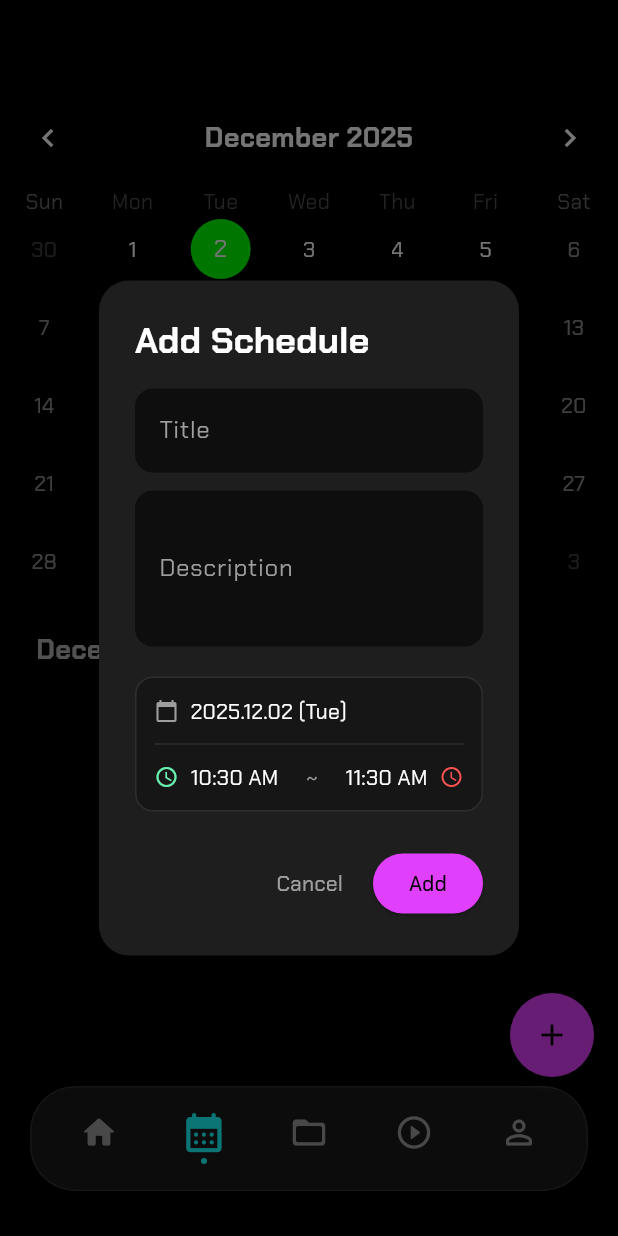
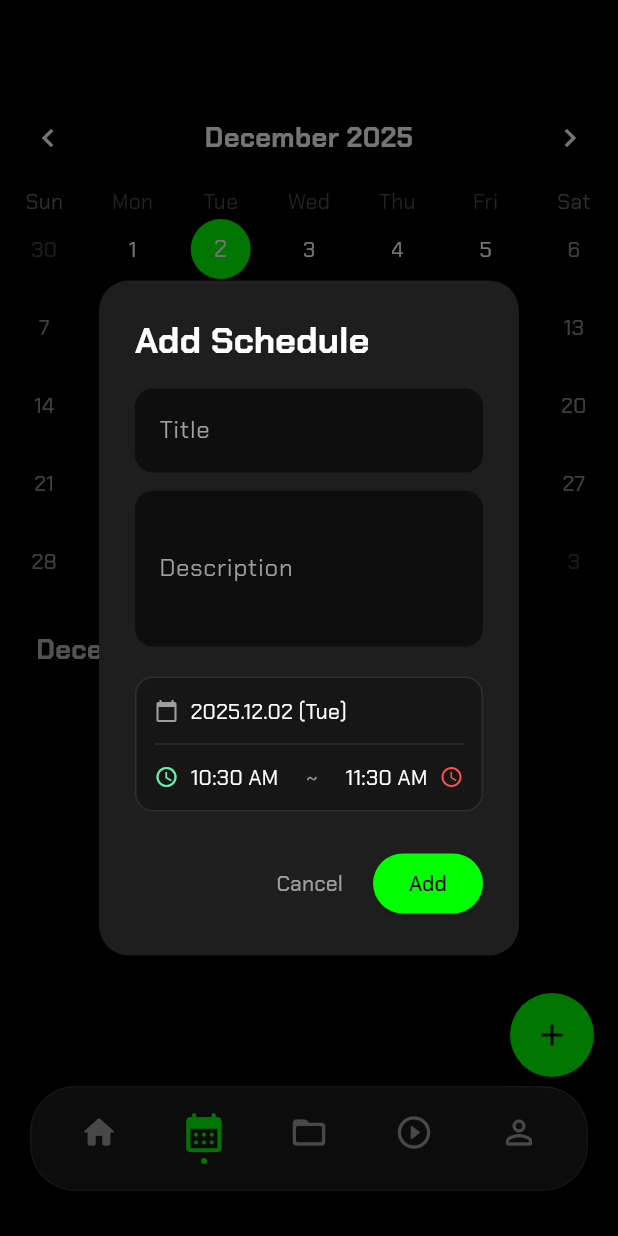
Before and after one commit to joshuakod123/kraft_app, a Flutter app: the CurriculumListScreen screen opened by its route, after a tap on the "add" icon, on a phone screen of 412 x 824 dp. Run offline on Flutter 3.47's test engine with Material 3 defaults, Android fonts, the phone set to English and light mode, and no system bars; drawn by our look-alikes of flutter_animate, table_calendar; our stand-ins replace flutter_riverpod, glass_kit, go_router, google_fonts, just_audio, qr_flutter and 1 more; missing offline and left inert: mobile_scanner; accounts and stored records are empty; statements that could not run were skipped.

Commit message:
adding functions

```diff
--- a/lib/common/layout/main_shell.dart
+++ b/lib/common/layout/main_shell.dart
@@ -1,15 +1,17 @@
 import 'package:flutter/material.dart';
+import 'package:flutter_riverpod/flutter_riverpod.dart';
 import 'package:go_router/go_router.dart';
 import 'package:flutter_animate/flutter_animate.dart';
 import 'dart:ui'; // Glass effect
+import '../../core/state/global_providers.dart'; // [필수] 부서 색상을 위해 import
 
-class MainShell extends StatelessWidget {
+class MainShell extends ConsumerWidget {
   final Widget child;
 
   const MainShell({super.key, required this.child});
 
   @override
-  Widget build(BuildContext context) {
+  Widget build(BuildContext context, WidgetRef ref) {
     // 현재 활성화된 탭 인덱스 계산
     final String location = GoRouterState.of(context).uri.toString();
     int currentIndex = 0;
@@ -54,8 +56,8 @@ class MainShell extends StatelessWidget {
                     mainAxisAlignment: MainAxisAlignment.spaceEvenly,
                     children: [
                       _NavBarIcon(icon: Icons.home_rounded, index: 0, currentIndex: currentIndex, path: '/home'),
-                      _NavBarIcon(icon: Icons.calendar_month_rounded, index: 1, currentIndex: currentIndex, path: '/upcoming'), // Upcoming (Curriculum)
-                      _NavBarIcon(icon: Icons.folder_open_rounded, index: 2, currentIndex: currentIndex, path: '/archive'), // Archive (My Files)
+                      _NavBarIcon(icon: Icons.calendar_month_rounded, index: 1, currentIndex: currentIndex, path: '/upcoming'),
+                      _NavBarIcon(icon: Icons.folder_open_rounded, index: 2, currentIndex: currentIndex, path: '/archive'),
                       _NavBarIcon(icon: Icons.play_circle_outline_rounded, index: 3, currentIndex: currentIndex, path: '/stream'),
                       _NavBarIcon(icon: Icons.person_outline_rounded, index: 4, currentIndex: currentIndex, path: '/profile'),
                     ],
@@ -70,7 +72,7 @@ class MainShell extends StatelessWidget {
   }
 }
 
-class _NavBarIcon extends StatelessWidget {
+class _NavBarIcon extends ConsumerWidget {
   final IconData icon;
   final int index;
   final int currentIndex;
@@ -84,9 +86,14 @@ class _NavBarIcon extends StatelessWidget {
   });
 
   @override
-  Widget build(BuildContext context) {
+  Widget build(BuildContext context, WidgetRef ref) {
+    // [수정] 현재 부서 색상 가져오기
+    final dept = ref.watch(currentDeptProvider);
+    final themeColor = dept.color;
+
     final isSelected = index == currentIndex;
-    final color = isSelected ? Colors.cyanAccent : Colors.grey;
+    // [수정] 선택된 경우 부서 색상 사용
+    final color = isSelected ? themeColor : Colors.grey;
 
     return GestureDetector(
       onTap: () => context.go(path),
@@ -108,7 +115,8 @@ class _NavBarIcon extends StatelessWidget {
               height: 4,
               decoration: BoxDecoration(
                 shape: BoxShape.circle,
-                color: isSelected ? Colors.cyanAccent : Colors.transparent,
+                // [수정] 인디케이터 색상도 부서 색상으로
+                color: isSelected ? themeColor : Colors.transparent,
               ),
             ).animate(target: isSelected ? 1 : 0).scale(),
           ],
--- a/lib/core/router/app_router.dart
+++ b/lib/core/router/app_router.dart
@@ -64,6 +64,7 @@ final routerProvider = Provider<GoRouter>((ref) {
         ),
       ),
 
+
       GoRoute(path: '/onboarding', builder: (context, state) => const OnboardingScreen()),
       GoRoute(path: '/qr_create', builder: (context, state) => const QrCreateScreen()),
       GoRoute(path: '/attendance_scan', builder: (context, state) => const AttendanceScanScreen()),
--- a/lib/features/curriculum/curriculum_list_screen.dart
+++ b/lib/features/curriculum/curriculum_list_screen.dart
@@ -30,8 +30,8 @@ class _CurriculumListScreenState extends ConsumerState<CurriculumListScreen> {
     return allEvents.where((event) => isSameDay(event.date, day)).toList();
   }
 
-  // [상세 보기 팝업]
-  void _showDetailDialog(CalendarEvent event) {
+  // [기능] 상세 보기 팝업 (삭제 기능 포함)
+  void _showDetailDialog(CalendarEvent event, bool isManager) {
     showDialog(
       context: context,
       builder: (context) => Dialog(
@@ -41,6 +41,7 @@ class _CurriculumListScreenState extends ConsumerState<CurriculumListScreen> {
           width: double.infinity,
           borderRadius: BorderRadius.circular(20),
           borderWidth: 1.0,
+          // 테두리 색상: 공식이면 Cyan, 개인이면 Purple (구분을 위해 유지하되, 부서색 고려 가능)
           borderColor: event.isOfficial ? Colors.cyanAccent.withValues(alpha: 0.5) : Colors.purpleAccent.withValues(alpha: 0.5),
           padding: const EdgeInsets.all(24),
           child: Column(
@@ -60,9 +61,43 @@ class _CurriculumListScreenState extends ConsumerState<CurriculumListScreen> {
                       style: const TextStyle(color: Colors.black, fontWeight: FontWeight.bold, fontSize: 12),
                     ),
                   ),
-                  IconButton(
-                    icon: const Icon(Icons.close, color: Colors.white70),
-                    onPressed: () => Navigator.pop(context),
+                  Row(
+                    children: [
+                      // [삭제 버튼] 개인 일정이거나, 매니저인 경우 표시
+                      if (!event.isOfficial || isManager)
+                        IconButton(
+                          icon: const Icon(Icons.delete_outline, color: Colors.redAccent),
+                          onPressed: () async {
+                            final confirm = await showDialog<bool>(
+                              context: context,
+                              builder: (ctx) => AlertDialog(
+                                backgroundColor: const Color(0xFF1E1E1E),
+                                title: const Text("Delete Schedule", style: TextStyle(color: Colors.white)),
+                                content: const Text("Are you sure?", style: TextStyle(color: Colors.grey)),
+                                actions: [
+                                  TextButton(onPressed: () => Navigator.pop(ctx, false), child: const Text("Cancel")),
+                                  TextButton(onPressed: () => Navigator.pop(ctx, true), child: const Text("Delete", style: TextStyle(color: Colors.red))),
+                                ],
+                              ),
+                            );
+
+                            if (confirm == true) {
+                              if (event.isOfficial) {
+                                await SupabaseRepository().deleteCurriculum(event.id);
+                              } else {
+                                await SupabaseRepository().deletePersonalSchedule(event.id);
+                              }
+                              // 목록 갱신
+                              ref.invalidate(calendarEventsProvider);
+                              if (mounted) Navigator.pop(context);
+                            }
+                          },
+                        ),
+                      IconButton(
+                        icon: const Icon(Icons.close, color: Colors.white70),
+                        onPressed: () => Navigator.pop(context),
+                      ),
+                    ],
                   )
                 ],
               ),
@@ -97,8 +132,8 @@ class _CurriculumListScreenState extends ConsumerState<CurriculumListScreen> {
     );
   }
 
-  // [일정 추가 팝업 - 시간 설정 포함]
-  void _showAddEventDialog(bool isManager, int teamId) {
+  // [일정 추가 팝업]
+  void _showAddEventDialog(bool isManager, Department dept) {
     final titleCtrl = TextEditingController();
     final descCtrl = TextEditingController();
     bool isOfficial = false;
@@ -140,12 +175,11 @@ class _CurriculumListScreenState extends ConsumerState<CurriculumListScreen> {
                     ]),
                     const SizedBox(height: 16),
                   ],
-                  _buildFancyTextField(titleCtrl, 'Title'),
+                  _buildFancyTextField(titleCtrl, 'Title', dept.color),
                   const SizedBox(height: 12),
-                  _buildFancyTextField(descCtrl, 'Description', maxLines: 3),
+                  _buildFancyTextField(descCtrl, 'Description', dept.color, maxLines: 3),
                   const SizedBox(height: 20),
 
-                  // 날짜 및 시간 선택 UI
                   Container(
                     padding: const EdgeInsets.all(12),
                     decoration: BoxDecoration(color: Colors.black26, borderRadius: BorderRadius.circular(12), border: Border.all(color: Colors.white10)),
@@ -188,7 +222,7 @@ class _CurriculumListScreenState extends ConsumerState<CurriculumListScreen> {
                     final endDateTime = DateTime(date.year, date.month, date.day, endTime.hour, endTime.minute);
 
                     if (isOfficial) {
-                      await SupabaseRepository().addCurriculum(titleCtrl.text, descCtrl.text, startDateTime, endDateTime, teamId);
+                      await SupabaseRepository().addCurriculum(titleCtrl.text, descCtrl.text, startDateTime, endDateTime, dept.id);
                     } else {
                       await SupabaseRepository().addPersonalSchedule(titleCtrl.text, descCtrl.text, startDateTime, endDateTime);
                     }
@@ -199,7 +233,8 @@ class _CurriculumListScreenState extends ConsumerState<CurriculumListScreen> {
                     }
                   }
                 },
-                style: ElevatedButton.styleFrom(backgroundColor: isOfficial ? Colors.cyanAccent : Colors.purpleAccent, foregroundColor: Colors.black),
+                // [수정] 다이얼로그 추가 버튼도 부서 색상으로
+                style: ElevatedButton.styleFrom(backgroundColor: dept.color, foregroundColor: Colors.black),
                 child: const Text("Add"),
               )
             ],
@@ -209,7 +244,7 @@ class _CurriculumListScreenState extends ConsumerState<CurriculumListScreen> {
     );
   }
 
-  Widget _buildFancyTextField(TextEditingController ctrl, String hint, {int maxLines = 1}) {
+  Widget _buildFancyTextField(TextEditingController ctrl, String hint, Color deptColor, {int maxLines = 1}) {
     return TextField(
       controller: ctrl,
       style: const TextStyle(color: Colors.white),
@@ -219,7 +254,9 @@ class _CurriculumListScreenState extends ConsumerState<CurriculumListScreen> {
         labelStyle: const TextStyle(color: Colors.grey),
         filled: true,
         fillColor: Colors.black54,
-        border: OutlineInputBorder(borderRadius: BorderRadius.circular(12), borderSide: BorderSide.none),
+        // [수정] 포커스 시 부서 색상 테두리
+        focusedBorder: OutlineInputBorder(borderRadius: BorderRadius.circular(12), borderSide: BorderSide(color: deptColor)),
+        enabledBorder: OutlineInputBorder(borderRadius: BorderRadius.circular(12), borderSide: BorderSide.none),
       ),
     );
   }
@@ -236,10 +273,11 @@ class _CurriculumListScreenState extends ConsumerState<CurriculumListScreen> {
       floatingActionButton: Padding(
         padding: const EdgeInsets.only(bottom: 90.0),
         child: FloatingActionButton(
-          backgroundColor: isManager ? Colors.cyanAccent : Colors.purpleAccent,
+          // [수정] FAB 색상을 부서 고유 색상으로 변경
+          backgroundColor: dept.color,
           shape: const CircleBorder(),
           child: const Icon(Icons.add, color: Colors.black),
-          onPressed: () => _showAddEventDialog(isManager, dept.id),
+          onPressed: () => _showAddEventDialog(isManager, dept),
         ),
       ),
       body: CustomScrollView(
@@ -257,7 +295,14 @@ class _CurriculumListScreenState extends ConsumerState<CurriculumListScreen> {
                 onDaySelected: (selectedDay, focusedDay) => setState(() { _selectedDay = selectedDay; _focusedDay = focusedDay; }),
                 eventLoader: (day) => _getEventsForDay(day, allEvents),
                 headerStyle: const HeaderStyle(titleCentered: true, formatButtonVisible: false, titleTextStyle: TextStyle(color: Colors.white, fontSize: 18, fontWeight: FontWeight.bold), leftChevronIcon: Icon(Icons.chevron_left, color: Colors.white), rightChevronIcon: Icon(Icons.chevron_right, color: Colors.white)),
-                calendarStyle: CalendarStyle(defaultTextStyle: const TextStyle(color: Colors.white), weekendTextStyle: const TextStyle(color: Colors.white54), outsideTextStyle: const TextStyle(color: Colors.white24), todayDecoration: const BoxDecoration(color: Colors.white24, shape: BoxShape.circle), selectedDecoration: BoxDecoration(color: dept.color, shape: BoxShape.circle)),
+                calendarStyle: CalendarStyle(
+                    defaultTextStyle: const TextStyle(color: Colors.white),
+                    weekendTextStyle: const TextStyle(color: Colors.white54),
+                    outsideTextStyle: const TextStyle(color: Colors.white24),
+                    todayDecoration: const BoxDecoration(color: Colors.white24, shape: BoxShape.circle),
+                    // [수정] 선택된 날짜 마커를 부서 색상으로
+                    selectedDecoration: BoxDecoration(color: dept.color, shape: BoxShape.circle)
+                ),
                 calendarBuilders: CalendarBuilders(
                   markerBuilder: (context, date, events) {
                     if (events.isEmpty) return null;
@@ -265,6 +310,7 @@ class _CurriculumListScreenState extends ConsumerState<CurriculumListScreen> {
                       mainAxisAlignment: MainAxisAlignment.center,
                       children: events.take(3).map((e) {
                         final event = e as CalendarEvent;
+                        // 마커는 공식(Cyan) / 개인(Purple) 구분 유지 (이게 더 직관적일 수 있음)
                         return Container(
                           margin: const EdgeInsets.symmetric(horizontal: 1.0),
                           width: 6, height: 6,
@@ -293,7 +339,7 @@ class _CurriculumListScreenState extends ConsumerState<CurriculumListScreen> {
                 return Padding(
                   padding: const EdgeInsets.symmetric(horizontal: 20, vertical: 6),
                   child: GestureDetector(
-                    onTap: () => _showDetailDialog(event),
+                    onTap: () => _showDetailDialog(event, isManager), // 상세 팝업
                     child: GlassContainer.clearGlass(
                       height: 80, width: double.infinity, borderRadius: BorderRadius.circular(16),
                       borderWidth: 1.0, borderColor: Colors.white10,
--- a/pubspec.yaml
+++ b/pubspec.yaml
@@ -74,6 +74,7 @@ flutter:
 
   assets:
     - assets/images/logo.png
+    - assets/images/logo1.png
 
   # To add assets to your application, add an assets section, like this:
   # assets:
```
Also changed, not shown: lib/features/auth/signup_screen.dart (added, +112 -0 lines), lib/features/streaming/stream_screen.dart (+14 -8 lines), assets/images/logo1.png (added).
